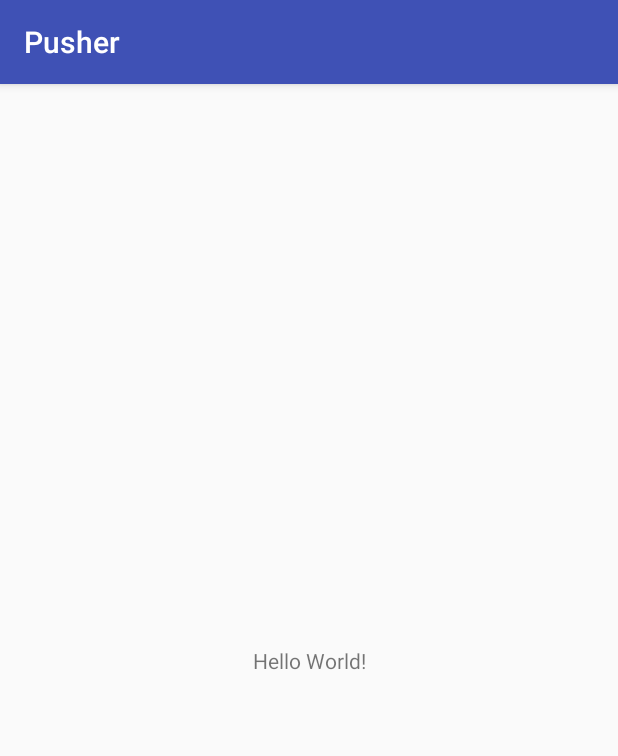
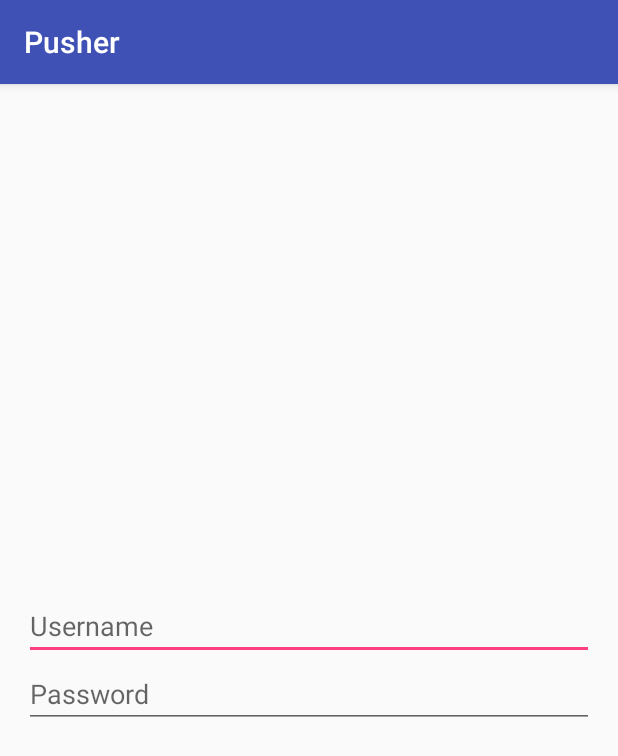
Before and after one commit to StoychoPetrov/Pusher, an Android app: the screen it shows after launch (MainActivity), on a phone screen of 412 x 824 dp. Shown: the top 756 px of the screen. Run offline under Robolectric (Android 15) with nearby library versions, the phone set to English and light mode, and no system bars; libraries missing offline, so code that uses them is left out: com.pusher.android, com.pusher.client.

Commit message:
Bug fix.

```diff
--- a/app/src/main/java/eu/mobile/pusher/ConnectionHttp.java
+++ b/app/src/main/java/eu/mobile/pusher/ConnectionHttp.java
@@ -1,18 +1,16 @@
 package eu.mobile.pusher;
 
 import android.os.AsyncTask;
+import android.util.Log;
+import android.view.View;
 
-import org.json.JSONObject;
-
-import java.io.BufferedInputStream;
 import java.io.BufferedReader;
 import java.io.IOException;
-import java.io.InputStream;
 import java.io.InputStreamReader;
 import java.io.OutputStreamWriter;
 import java.net.HttpURLConnection;
-import java.net.MalformedURLException;
 import java.net.URL;
+import java.net.URLEncoder;
 
 /**
  * Created by Stoycho Petrov on 17.2.2018 г..
@@ -20,10 +18,21 @@ import java.net.URL;
 
 public class ConnectionHttp extends AsyncTask<String, Void, String> {
 
-    private JSONObject mPostData;
+    private String  mUserName;
+    private String  mPassword;
+    private View    mProgress;
 
-    public ConnectionHttp(JSONObject postData){
-        mPostData = postData;
+    public ConnectionHttp(String username, String password){
+        mUserName   = username;
+        mPassword   = password;
+    }
+
+    @Override
+    protected void onPreExecute() {
+        super.onPreExecute();
+
+        if(mProgress != null)
+            mProgress.setVisibility(View.VISIBLE);
     }
 
     @Override
@@ -39,11 +48,12 @@ public class ConnectionHttp extends AsyncTask<String, Void, String> {
             urlConnectionGetChanges.setRequestProperty("Accept", "application/json");
             urlConnectionGetChanges.setRequestMethod("POST");
 
-            if (mPostData != null) {
-                OutputStreamWriter writer = new OutputStreamWriter(urlConnectionGetChanges.getOutputStream());
-                writer.write(mPostData.toString());
-                writer.flush();
-            }
+            String data = URLEncoder.encode("_username", "UTF-8") + "=" + URLEncoder.encode(mUserName, "UTF-8");
+            data += "&" + URLEncoder.encode("_password", "UTF-8") + "=" + URLEncoder.encode(mPassword, "UTF-8");
+
+            OutputStreamWriter writer = new OutputStreamWriter(urlConnectionGetChanges.getOutputStream());
+            writer.write(data);
+            writer.flush();
 
             int statusCode = urlConnectionGetChanges.getResponseCode();
 
@@ -58,6 +68,8 @@ public class ConnectionHttp extends AsyncTask<String, Void, String> {
             }
             urlConnectionGetChanges.disconnect();
 
+            Log.d("login", dataGetChanges.toString());
+
             return dataGetChanges.toString();
 
         } catch (IOException e) {
@@ -70,5 +82,16 @@ public class ConnectionHttp extends AsyncTask<String, Void, String> {
     @Override
     protected void onPostExecute(String s) {
         super.onPostExecute(s);
+
+        if(mProgress != null)
+            mProgress.setVisibility(View.GONE);
+    }
+
+    public View getmProgress() {
+        return mProgress;
+    }
+
+    public void setmProgress(View mProgress) {
+        this.mProgress = mProgress;
     }
 }
--- a/app/src/main/java/eu/mobile/pusher/MainActivity.java
+++ b/app/src/main/java/eu/mobile/pusher/MainActivity.java
@@ -7,7 +7,6 @@ import com.google.android.gms.common.ConnectionResult;
 import com.google.android.gms.common.GoogleApiAvailability;
 import com.pusher.android.PusherAndroid;
 import com.pusher.android.PusherAndroidOptions;
-import com.pusher.android.notifications.gcm.GCMPushNotificationReceivedListener;
 import com.pusher.android.notifications.tokens.PushNotificationRegistrationListener;
 import com.pusher.client.channel.Channel;
 import com.pusher.client.channel.SubscriptionEventListener;
@@ -19,13 +18,6 @@ public class MainActivity extends AppCompatActivity implements PushNotificationR
 
     private static final int PLAY_SERVICES_RESOLUTION_REQUEST = 9000;
 
-    private GCMPushNotificationReceivedListener mListener = new GCMPushNotificationReceivedListener() {
-        @Override
-        public void onMessageReceived(String from, Bundle data) {
-
-        }
-    };
-
     @Override
     protected void onCreate(Bundle savedInstanceState) {
         super.onCreate(savedInstanceState);
@@ -36,13 +28,17 @@ public class MainActivity extends AppCompatActivity implements PushNotificationR
             jsonObject.put("_username", "test");
             jsonObject.put("_password", "test");
 
-            ConnectionHttp connectionHttp = new ConnectionHttp(jsonObject);
-            connectionHttp.execute("https://fashionpoint.bg/profile/login_check");
+            ConnectionHttp connectionHttp = new ConnectionHttp("test", "test");
+            connectionHttp.setmProgress(findViewById(R.id.progress_layout));
+            connectionHttp.execute("http://fashionpoint.bg/profile/login_check");
         } catch (JSONException e) {
             e.printStackTrace();
         }
 
-//        try {
+        connectPusherAndSubscribe();
+    }
+
+    private void connectPusherAndSubscribe(){
         if (playServicesAvailable()) {
 
             PusherAndroidOptions options = new PusherAndroidOptions();
@@ -51,35 +47,15 @@ public class MainActivity extends AppCompatActivity implements PushNotificationR
             PusherAndroid pusher = new PusherAndroid("de1a93d7dd48c7a930fe", options);
             pusher.connect();
 
-                Channel channel = pusher.subscribe("my-channel");
+            Channel channel = pusher.subscribe("gosho");
 
-                channel.bind("my-event", new SubscriptionEventListener() {
+            channel.bind("a", new SubscriptionEventListener() {
                 @Override
                 public void onEvent(String channelName, String eventName, final String data) {
                     System.out.println(data);
                 }
             });
-//                PushNotificationRegistration nativePusher = pusher.nativePusher();
-//                String defaultSenderId = getString(R.string.gcm_defaultSenderId); // fetched from your google-services.json
-//
-//                nativePusher.registerGCM(this, defaultSenderId, this);
-//
-//                nativePusher.subscribe("pukanki");
-//
-//                nativePusher.setGCMListener(new GCMPushNotificationReceivedListener() {
-//                    @Override
-//                    public void onMessageReceived(String from, Bundle data) {
-//                        Log.d("notification", data.getString("message"));
-//                    }
-//                });
-
-
-            } else {
-                // ... log error, or handle gracefully
         }
-//        } catch (ManifestValidator.InvalidManifestException e) {
-//            e.printStackTrace();
-//        }
     }
 
     private boolean playServicesAvailable() {
--- a/app/src/main/res/layout/activity_main.xml
+++ b/app/src/main/res/layout/activity_main.xml
@@ -1,18 +1,52 @@
 <?xml version="1.0" encoding="utf-8"?>
-<android.support.constraint.ConstraintLayout xmlns:android="http://schemas.android.com/apk/res/android"
-    xmlns:app="http://schemas.android.com/apk/res-auto"
-    xmlns:tools="http://schemas.android.com/tools"
-    android:layout_width="match_parent"
-    android:layout_height="match_parent"
-    tools:context="eu.mobile.pusher.MainActivity">
+<RelativeLayout
+    xmlns:android           ="http://schemas.android.com/apk/res/android"
+    xmlns:tools             ="http://schemas.android.com/tools"
+    android:layout_width    ="match_parent"
+    android:layout_height   ="match_parent"
+    tools:context           ="eu.mobile.pusher.MainActivity">
 
-    <TextView
-        android:layout_width="wrap_content"
-        android:layout_height="wrap_content"
-        android:text="Hello World!"
-        app:layout_constraintBottom_toBottomOf="parent"
-        app:layout_constraintLeft_toLeftOf="parent"
-        app:layout_constraintRight_toRightOf="parent"
-        app:layout_constraintTop_toTopOf="parent" />
+    <LinearLayout
+        android:layout_width        ="match_parent"
+        android:layout_height       ="wrap_content"
+        android:layout_marginLeft   ="16dp"
+        android:layout_marginRight  ="16dp"
+        android:layout_centerInParent="true"
+        android:gravity             ="center"
+        android:orientation         ="vertical">
 
-</android.support.constraint.ConstraintLayout>
+        <EditText
+            android:id              ="@+id/user_name_edt"
+            android:layout_width    ="match_parent"
+            android:layout_height   ="wrap_content"
+            android:hint            ="@string/username"
+            android:inputType       ="text"/>
+
+        <EditText
+            android:id              ="@+id/password_edt"
+            android:layout_width    ="match_parent"
+            android:layout_height   ="wrap_content"
+            android:hint            ="@string/password"
+            android:inputType       ="textPassword" />
+
+    </LinearLayout>
+
+    <RelativeLayout
+        android:id              ="@+id/progress_layout"
+        android:layout_width    ="match_parent"
+        android:layout_height   ="match_parent"
+        android:visibility      ="gone">
+
+        <View
+            android:layout_width    ="match_parent"
+            android:layout_height   ="match_parent"
+            android:background      ="@color/transperent"/>
+
+        <ProgressBar
+            android:layout_width          ="wrap_content"
+            android:layout_height         ="wrap_content"
+            android:layout_centerInParent ="true"/>
+
+    </RelativeLayout>
+
+</RelativeLayout>
--- a/app/src/main/res/values/colors.xml
+++ b/app/src/main/res/values/colors.xml
@@ -3,4 +3,5 @@
     <color name="colorPrimary">#3F51B5</color>
     <color name="colorPrimaryDark">#303F9F</color>
     <color name="colorAccent">#FF4081</color>
+    <color name="transperent">#66000000</color>
 </resources>
--- a/app/src/main/res/values/strings.xml
+++ b/app/src/main/res/values/strings.xml
@@ -1,3 +1,5 @@
 <resources>
     <string name="app_name">Pusher</string>
+    <string name="username">Username</string>
+    <string name="password">Password</string>
 </resources>
```
Lines whose indentation alone changed are shown as unchanged.
